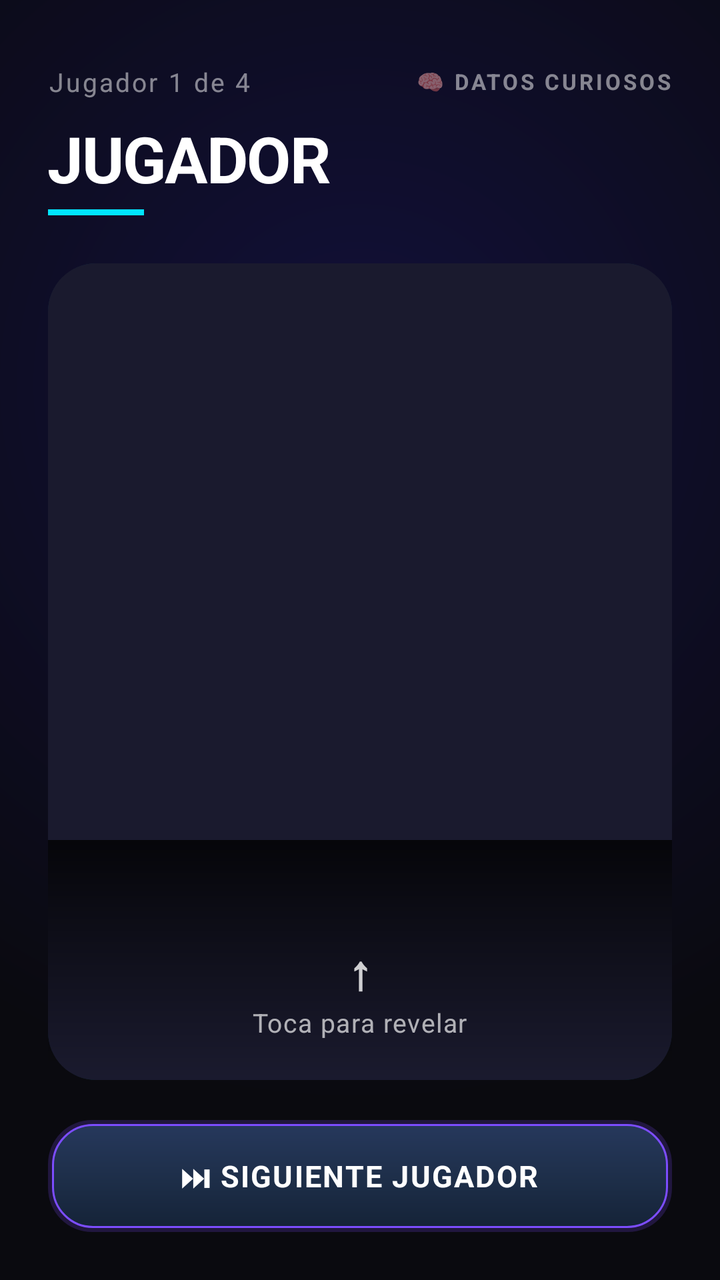
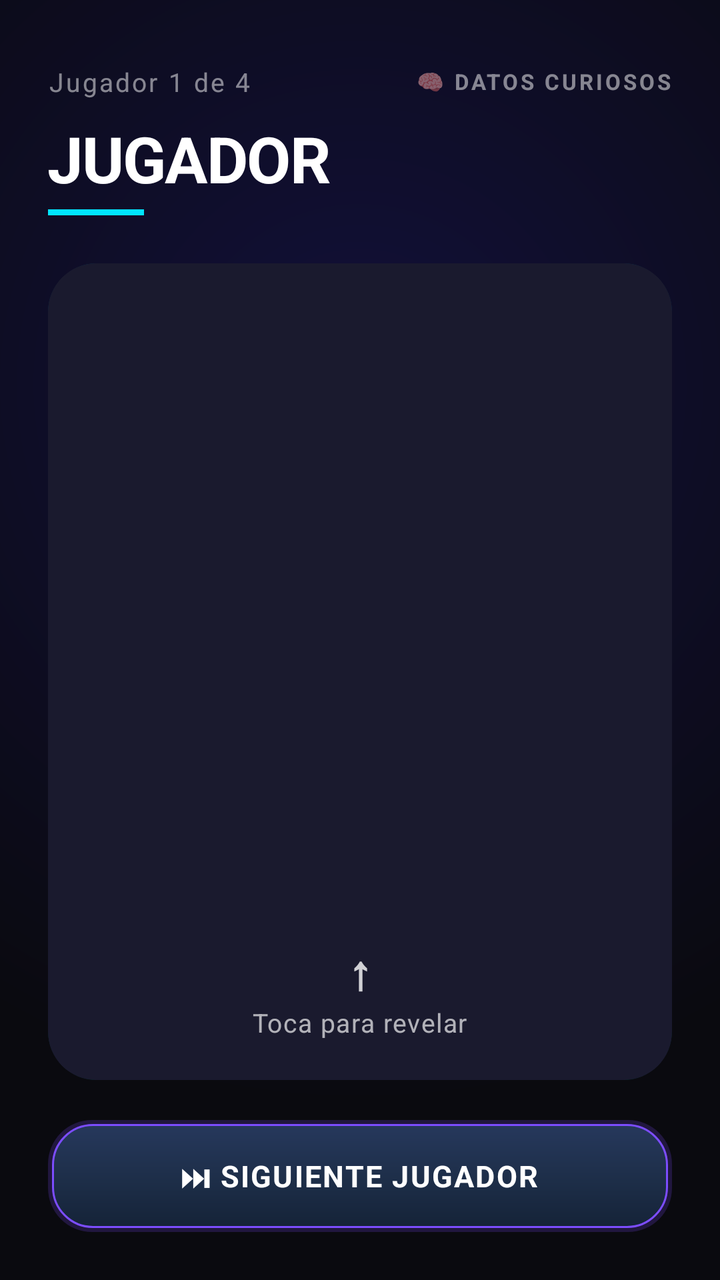

Two renders of the same Android screen: before a commit and after it. Below are the layout's source before the change and the commit's diff.
<!-- AndroidManifest.xml: application theme Theme.ImpostorGame -->
<!-- res/layout/activity_datos_curiosos_reveal.xml -->
<?xml version="1.0" encoding="utf-8"?>
<FrameLayout xmlns:android="http://schemas.android.com/apk/res/android"
    xmlns:app="http://schemas.android.com/apk/res-auto"
    android:id="@+id/rootDatosCuriosos"
    android:layout_width="match_parent"
    android:layout_height="match_parent"
    android:background="#0A0A0F">

    
    <View
        android:layout_width="match_parent"
        android:layout_height="match_parent"
        android:background="@drawable/bg_datos_curiosos" />

    
    <LinearLayout
        android:id="@+id/layoutDatosCuriosos"
        android:layout_width="match_parent"
        android:layout_height="match_parent"
        android:orientation="vertical"
        android:padding="24dp">

        
        <LinearLayout
            android:layout_width="match_parent"
            android:layout_height="wrap_content"
            android:orientation="horizontal"
            android:gravity="center_vertical"
            android:layout_marginTop="8dp"
            android:layout_marginBottom="8dp">

            <TextView
                android:id="@+id/txtContadorJugador"
                android:layout_width="0dp"
                android:layout_height="wrap_content"
                android:layout_weight="1"
                android:text="Jugador 1 de 4"
                android:textColor="#80FFFFFF"
                android:textSize="13sp"
                android:letterSpacing="0.08" />

            <TextView
                android:id="@+id/txtModoLabel"
                android:layout_width="wrap_content"
                android:layout_height="wrap_content"
                android:text="@string/datos_modo_label"
                android:textColor="#80FFFFFF"
                android:textSize="11sp"
                android:letterSpacing="0.12"
                android:textStyle="bold" />

        </LinearLayout>

        
        <TextView
            android:id="@+id/txtNombreJugador"
            android:layout_width="match_parent"
            android:layout_height="wrap_content"
            android:layout_marginBottom="4dp"
            android:text="JUGADOR"
            android:textColor="@android:color/white"
            android:textSize="32sp"
            android:textStyle="bold"
            android:letterSpacing="-0.02"
            android:maxLines="1"
            android:ellipsize="end" />

        
        <View
            android:id="@+id/lineaAcento"
            android:layout_width="48dp"
            android:layout_height="3dp"
            android:layout_marginBottom="24dp"
            android:background="#00E5FF"
            android:layout_gravity="start" />

        
        <FrameLayout
            android:id="@+id/cardReveal"
            android:layout_width="match_parent"
            android:layout_height="0dp"
            android:layout_weight="1"
            android:layout_marginBottom="20dp">

            
            <LinearLayout
                android:id="@+id/layoutContenido"
                android:layout_width="match_parent"
                android:layout_height="match_parent"
                android:orientation="vertical"
                android:gravity="center"
                android:padding="32dp"
                android:background="@drawable/bg_reveal_content">

                
                <LinearLayout
                    android:id="@+id/layoutImpostor"
                    android:layout_width="match_parent"
                    android:layout_height="wrap_content"
                    android:orientation="vertical"
                    android:gravity="center"
                    android:visibility="gone">

                    <TextView
                        android:layout_width="wrap_content"
                        android:layout_height="wrap_content"
                        android:text="🕵️"
                        android:textSize="56sp"
                        android:layout_marginBottom="16dp" />

                    <TextView
                        android:layout_width="wrap_content"
                        android:layout_height="wrap_content"
                        android:text="@string/datos_eres_impostor"
                        android:textColor="#FF4444"
                        android:textSize="22sp"
                        android:textStyle="bold"
                        android:letterSpacing="0.06"
                        android:gravity="center"
                        android:layout_marginBottom="12dp" />

                    <TextView
                        android:layout_width="wrap_content"
                        android:layout_height="wrap_content"
                        android:text="@string/datos_inventa_dato"
                        android:textColor="#AAFFFFFF"
                        android:textSize="15sp"
                        android:gravity="center"
                        android:lineSpacingMultiplier="1.4" />

                </LinearLayout>

                
                <LinearLayout
                    android:id="@+id/layoutDato"
                    android:layout_width="match_parent"
                    android:layout_height="wrap_content"
                    android:orientation="vertical"
                    android:gravity="center"
                    android:visibility="gone">

                    <TextView
                        android:id="@+id/txtDatoCurioso"
                        android:layout_width="match_parent"
                        android:layout_height="wrap_content"
                        android:textColor="@android:color/white"
                        android:textSize="19sp"
                        android:gravity="center"
                        android:lineSpacingMultiplier="1.5"
                        android:layout_marginBottom="20dp" />

                    <View
                        android:layout_width="32dp"
                        android:layout_height="1dp"
                        android:background="#40FFFFFF"
                        android:layout_marginBottom="16dp" />

                    <TextView
                        android:layout_width="wrap_content"
                        android:layout_height="wrap_content"
                        android:text="@string/datos_label_dato"
                        android:textColor="#60FFFFFF"
                        android:textSize="11sp"
                        android:letterSpacing="0.15"
                        android:textStyle="bold" />

                </LinearLayout>

            </LinearLayout>

            
            <FrameLayout
                android:id="@+id/capaCubierta"
                android:layout_width="match_parent"
                android:layout_height="match_parent"
                android:background="@drawable/bg_reveal_cover"
                android:clickable="true"
                android:focusable="true">

                <ImageView
                    android:id="@+id/imgJugador"
                    android:layout_width="match_parent"
                    android:layout_height="match_parent"
                    android:scaleType="centerCrop"
                    android:contentDescription="@null" />

                
                <View
                    android:layout_width="match_parent"
                    android:layout_height="120dp"
                    android:layout_gravity="bottom"
                    android:background="@drawable/gradient_bottom_dark" />

                
                <LinearLayout
                    android:id="@+id/layoutHintTap"
                    android:layout_width="wrap_content"
                    android:layout_height="wrap_content"
                    android:layout_gravity="bottom|center_horizontal"
                    android:layout_marginBottom="20dp"
                    android:orientation="vertical"
                    android:gravity="center">

                    <TextView
                        android:layout_width="wrap_content"
                        android:layout_height="wrap_content"
                        android:text="↑"
                        android:textColor="#CCFFFFFF"
                        android:textSize="24sp"
                        android:textStyle="bold"
                        android:gravity="center" />

                    <TextView
                        android:layout_width="wrap_content"
                        android:layout_height="wrap_content"
                        android:text="@string/datos_toca_revelar"
                        android:textColor="#AAFFFFFF"
                        android:textSize="13sp"
                        android:letterSpacing="0.04" />

                </LinearLayout>

            </FrameLayout>

        </FrameLayout>

        
        <androidx.cardview.widget.CardView
            android:id="@+id/btnSiguienteJugador"
            android:layout_width="match_parent"
            android:layout_height="56dp"
            android:clickable="true"
            android:focusable="true"
            app:cardCornerRadius="16dp"
            app:cardElevation="0dp"
            app:cardBackgroundColor="@android:color/transparent">

            <LinearLayout
                android:layout_width="match_parent"
                android:layout_height="match_parent"
                android:gravity="center"
                android:background="@drawable/btn_neon"
                android:orientation="horizontal">

                <TextView
                    android:id="@+id/txtBtnSiguiente"
                    android:layout_width="wrap_content"
                    android:layout_height="wrap_content"
                    android:text="@string/datos_siguiente"
                    android:textColor="@android:color/white"
                    android:textSize="15sp"
                    android:textStyle="bold"
                    android:letterSpacing="0.05" />

            </LinearLayout>

        </androidx.cardview.widget.CardView>

    </LinearLayout>

</FrameLayout>
<!-- resources referenced by this layout -->
<resources>
  <!-- drawable bg_datos_curiosos (drawable) -->
  <?xml version="1.0" encoding="utf-8"?>
  <shape xmlns:android="http://schemas.android.com/apk/res/android">
      <gradient
          android:type="radial"
          android:gradientRadius="100%"
          android:centerX="0.5"
          android:centerY="0.3"
          android:startColor="#12103A"
          android:endColor="#0A0A0F" />
  </shape>
  <!-- drawable bg_reveal_content (drawable) -->
  <?xml version="1.0" encoding="utf-8"?>
  <shape xmlns:android="http://schemas.android.com/apk/res/android">
      <solid android:color="#14141E" />
      <corners android:radius="24dp" />
      <stroke android:width="1dp" android:color="#2500E5FF" />
  </shape>
  <!-- drawable bg_reveal_cover (drawable) -->
  <?xml version="1.0" encoding="utf-8"?>
  <shape xmlns:android="http://schemas.android.com/apk/res/android">
      <solid android:color="#1A1A2E" />
      <corners android:radius="24dp" />
  </shape>
  <!-- drawable btn_neon (drawable) -->
  <?xml version="1.0" encoding="utf-8"?>
  <layer-list xmlns:android="http://schemas.android.com/apk/res/android">
  
      
      <item>
          <shape>
              <corners android:radius="22dp" />
              <solid android:color="#337C4DFF" />
          </shape>
      </item>
  
      
      <item
          android:bottom="2dp"
          android:left="2dp"
          android:right="2dp"
          android:top="2dp">
          <shape>
              <corners android:radius="20dp" />
  
              
              <gradient
                  android:angle="90"
                  android:centerColor="#1E2F4A"
                  android:endColor="#26385C"
                  android:startColor="#152338"
                  android:type="linear" />
  
              
              <stroke
                  android:width="1dp"
                  android:color="#7C4DFF" />
          </shape>
      </item>
  
  </layer-list>
  <!-- drawable gradient_bottom_dark (drawable) -->
  <?xml version="1.0" encoding="utf-8"?>
  <shape xmlns:android="http://schemas.android.com/apk/res/android">
      <gradient
          android:type="linear"
          android:angle="270"
          android:startColor="#CC000000"
          android:endColor="#00000000" />
  </shape>
  <string name="datos_eres_impostor">ERES EL IMPOSTOR</string>
  <string name="datos_inventa_dato">Invéntate un dato curioso\ncuando sea tu turno</string>
  <string name="datos_label_dato">DATO CURIOSO</string>
  <string name="datos_modo_label">🧠 DATOS CURIOSOS</string>
  <string name="datos_siguiente">⏭  SIGUIENTE JUGADOR</string>
  <string name="datos_toca_revelar">Toca para revelar</string>
  <style name="Theme.ImpostorGame" parent="Base.Theme.ImpostorGame">
          <item name="colorPrimary">#00E5FF</item>
          <item name="colorOnPrimary">#FFFFFF</item>
          <item name="android:statusBarColor">@android:color/transparent</item>
          <item name="android:windowBackground">@android:color/black</item>
      </style>
  <style name="Base.Theme.ImpostorGame" parent="Theme.Material3.DayNight.NoActionBar" />
</resources>

<!-- the commit's change to res/layout/activity_datos_curiosos_reveal.xml (unified diff, before → after) -->
@@ -102,6 +102,7 @@
                     android:visibility="gone">
 
                     <TextView
+                        android:id="@+id/txtImpostorEmoji"
                         android:layout_width="wrap_content"
                         android:layout_height="wrap_content"
                         android:text="🕵️"
@@ -109,6 +110,7 @@
                         android:layout_marginBottom="16dp" />
 
                     <TextView
+                        android:id="@+id/txtImpostorTitulo"
                         android:layout_width="wrap_content"
                         android:layout_height="wrap_content"
                         android:text="@string/datos_eres_impostor"
@@ -120,6 +122,7 @@
                         android:layout_marginBottom="12dp" />
 
                     <TextView
+                        android:id="@+id/txtImpostorSubtitulo"
                         android:layout_width="wrap_content"
                         android:layout_height="wrap_content"
                         android:text="@string/datos_inventa_dato"
@@ -156,6 +159,7 @@
                         android:layout_marginBottom="16dp" />
 
                     <TextView
+                        android:id="@+id/txtLabelContenido"
                         android:layout_width="wrap_content"
                         android:layout_height="wrap_content"
                         android:text="@string/datos_label_dato"
@@ -174,6 +178,7 @@
                 android:layout_width="match_parent"
                 android:layout_height="match_parent"
                 android:background="@drawable/bg_reveal_cover"
+                android:clipToOutline="true"
                 android:clickable="true"
                 android:focusable="true">
 
@@ -184,12 +189,6 @@
                     android:scaleType="centerCrop"
                     android:contentDescription="@null" />
 
-                
-                <View
-                    android:layout_width="match_parent"
-                    android:layout_height="120dp"
-                    android:layout_gravity="bottom"
-                    android:background="@drawable/gradient_bottom_dark" />
 
                 
                 <LinearLayout
<!-- resource entries referenced after the edit -->
@@ -61,15 +61,6 @@
       </item>
   
   </layer-list>
-  <!-- drawable gradient_bottom_dark (drawable) -->
-  <?xml version="1.0" encoding="utf-8"?>
-  <shape xmlns:android="http://schemas.android.com/apk/res/android">
-      <gradient
-          android:type="linear"
-          android:angle="270"
-          android:startColor="#CC000000"
-          android:endColor="#00000000" />
-  </shape>
   <string name="datos_eres_impostor">ERES EL IMPOSTOR</string>
   <string name="datos_inventa_dato">Invéntate un dato curioso\ncuando sea tu turno</string>
   <string name="datos_label_dato">DATO CURIOSO</string>
